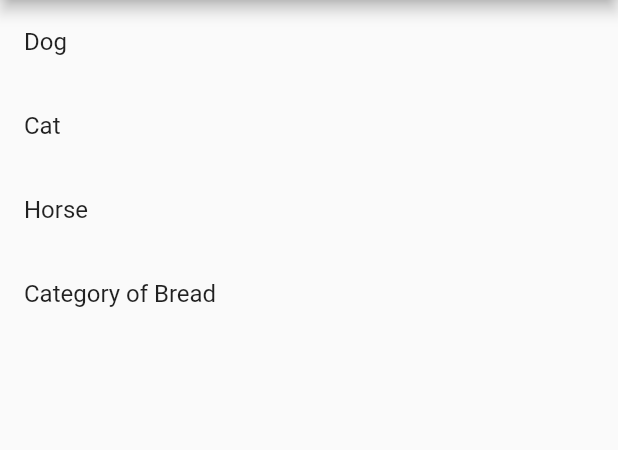
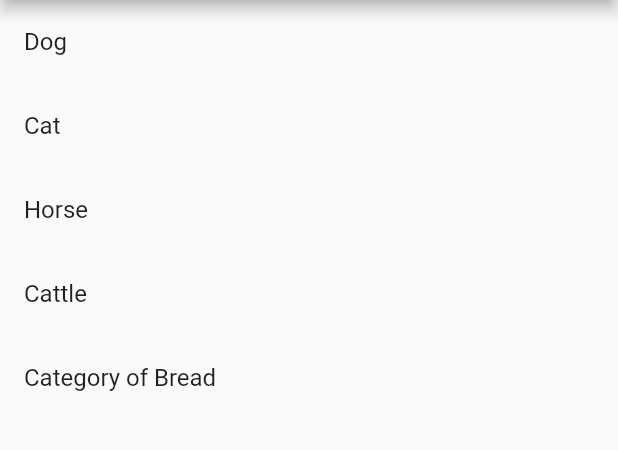
Before and after one commit to ImperialOctopus/black-book, a Flutter app: the screen it shows after launch, on a phone screen of 412 x 824 dp, the part 84-534 px from its top. Run offline on Flutter 3.47's test engine with Material 2 defaults, Android fonts, the phone set to English and light mode, and no system bars; our stand-ins replace hive, material_design_icons_flutter; accounts and stored records are empty; Roboto replaces fonts that are missing (Montserrat).

Commit message:
Add cattle data

```diff
--- a/lib/data/category_data.dart
+++ b/lib/data/category_data.dart
@@ -1,5 +1,6 @@
 import '../model/category.dart';
 import 'category_data_bread.dart';
+import 'category_data_cattle.dart';
 import 'category_data_dog.dart';
 import 'category_data_cat.dart';
 import 'category_data_horse.dart';
@@ -9,6 +10,7 @@ class CategoryData {
     CategoryDataDog.data,
     CategoryDataCat.data,
     CategoryDataHorse.data,
+    CategoryDataCattle.data,
     CategoryDataBread.data,
   ];
 }
--- a/lib/data/category_data_cat.dart
+++ b/lib/data/category_data_cat.dart
@@ -58,7 +58,7 @@ class CategoryDataCat {
         ],
       ),
       Subcategory(
-        name: 'Urogenital',
+        name: 'Urogenital System',
         icon: Icon(MdiIcons.toilet),
         items: [
           Item(
--- /dev/null
+++ b/lib/data/category_data_cattle.dart
@@ -0,0 +1,378 @@
+import 'package:flutter/material.dart';
+import 'package:material_design_icons_flutter/material_design_icons_flutter.dart';
+
+import '../model/category.dart';
+import '../model/item.dart';
+import '../model/subcategory.dart';
+
+class CategoryDataCattle {
+  static const Category data = Category(
+    name: 'Cattle',
+    subcategories: [
+      Subcategory(
+        name: 'Alimentary System',
+        icon: Icon(MdiIcons.stomach),
+        items: [
+          Item(
+            name: 'Oral examination & use of gag',
+            reference: 'cattle_alimentary_exam_oral',
+          ),
+          Item(
+            name: 'Examination of abdomen',
+            reference: 'cattle_alimentary_exam_abdomen',
+          ),
+          Item(
+            name: 'Displaced abomasum (rolling)',
+            reference: 'cattle_alimentary_abomasum_roll',
+          ),
+          Item(
+            name: 'Displaced abomasum (surgery)',
+            reference: 'cattle_alimentary_abomasum_surgery',
+          ),
+          Item(
+            name: 'Rehydration (oral)',
+            reference: 'cattle_alimentary_rehydration_oral',
+          ),
+          Item(
+            name: 'Rehydration (parenteral)',
+            reference: 'cattle_alimentary_rehydration_parenteral',
+          ),
+          Item(
+            name: 'Oral administration of medication',
+            reference: 'cattle_alimentary_medication_oral',
+          ),
+          Item(
+            name: 'Stomach intubation',
+            reference: 'cattle_alimentary_intubation_stomach',
+          ),
+          Item(
+            name: 'Traumatic reticulitis',
+            reference: 'cattle_alimentary_reticulitis',
+          ),
+          Item(
+            name: 'Bloat (trocharisation/stomach tube)',
+            reference: 'cattle_alimentary_bloat',
+          ),
+          Item(
+            name: 'Abdominal paracentesis',
+            reference: 'cattle_alimentary_centesis',
+          ),
+        ],
+      ),
+      Subcategory(
+        name: 'Urogenital System',
+        icon: Icon(MdiIcons.toilet),
+        items: [
+          Item(
+            name: 'Observe normal calving',
+            reference: 'cattle_urogenital_parturition',
+          ),
+          Item(
+            name: 'Herd infertility (record analysis)',
+            reference: 'cattle_urogenital_herd_infertility',
+          ),
+          Item(
+            name: 'Pregnancy diagnosis (manual)',
+            reference: 'cattle_urogenital_pregnancy_manual',
+          ),
+          Item(
+            name: 'Pregnancy diagnosis (ultrasound)',
+            reference: 'cattle_urogenital_pregnancy_ultra',
+          ),
+          Item(
+            name: 'Abortion procedures',
+            reference: 'cattle_urogenital_abortion',
+          ),
+          Item(
+            name: 'Retained foetal membranes',
+            reference: 'cattle_urogenital_retained_membrane',
+          ),
+          Item(
+            name: 'Dystocia',
+            reference: 'cattle_urogenital_dystocia',
+          ),
+          Item(
+            name: 'Caesarean section',
+            reference: 'cattle_urogenital_caesarean',
+          ),
+          Item(
+            name: 'Uterine catheterisation',
+            reference: 'cattle_urogenital_catherer_uterine',
+          ),
+          Item(
+            name: 'Castration (surgical)',
+            reference: 'cattle_urogenital_castration_surgical',
+          ),
+          Item(
+            name: 'Castration (Burdizzo)',
+            reference: 'cattle_urogenital_castration_burdizzo',
+          ),
+          Item(
+            name: 'Castration (rubber ring)',
+            reference: 'cattle_urogenital_castration_ring',
+          ),
+          Item(
+            name: 'Uterine irrigation',
+            reference: 'cattle_urogenital_irrigation_uterine',
+          ),
+          Item(
+            name: 'Uterine prolapse',
+            reference: 'cattle_urogenital_prolapse_uterine',
+          ),
+          Item(
+            name: 'Cervical prolapse',
+            reference: 'cattle_urogenital_prolapse_cervical',
+          ),
+          Item(
+            name: 'Artificial insemination',
+            reference: 'cattle_urogenital_ai',
+          ),
+          Item(
+            name: 'Vaginal examination using speculum',
+            reference: 'cattle_urogenital_speculum',
+          ),
+          Item(
+            name: 'Removal of supernumerary teats',
+            reference: 'cattle_urogenital_teat_removal',
+          ),
+          Item(
+            name: 'Genital examination of the bull',
+            reference: 'cattle_urogenital_exam_bull',
+          ),
+          Item(
+            name: 'Collection of preputial washing',
+            reference: 'cattle_urogenital_preputial',
+          ),
+        ],
+      ),
+      Subcategory(
+        name: 'Thorax',
+        icon: Icon(MdiIcons.lungs),
+        items: [
+          Item(
+            name: 'Examination of thorax (adult)',
+            reference: 'cattle_thorax_exam_adult',
+          ),
+          Item(
+            name: 'Examination of thorax (calf)',
+            reference: 'cattle_thorax_exam_calf',
+          ),
+          Item(
+            name: 'Use of normal & guarded swabs',
+            reference: 'cattle_thorax_swab',
+          ),
+          Item(
+            name: 'Tracheobronchial/BA lavage',
+            reference: 'cattle_thorax_lavage',
+          ),
+        ],
+      ),
+      Subcategory(
+        name: 'Locomotor System',
+        icon: Icon(MdiIcons.armFlexOutline),
+        items: [
+          Item(
+            name: 'Evaluation of lameness',
+            reference: 'cattle_locomotor_lame_eval',
+          ),
+          Item(
+            name: 'Examine lame foot',
+            reference: 'cattle_locomotor_lame_exam',
+          ),
+          Item(
+            name: 'Pare lame foot',
+            reference: 'cattle_locomotor_lame_pare',
+          ),
+          Item(
+            name: 'Foot trimming',
+            reference: 'cattle_locomotor_foot_trim',
+          ),
+          Item(
+            name: 'Apply foot block',
+            reference: 'cattle_locomotor_foot_block',
+          ),
+          Item(
+            name: 'Amputate digit',
+            reference: 'cattle_locomotor_amputate',
+          ),
+          Item(
+            name: 'Application of casts & splints',
+            reference: 'cattle_locomotor_cast',
+          ),
+        ],
+      ),
+      Subcategory(
+        name: 'Examination for Metabolic Diseases',
+        icon: Icon(MdiIcons.flash),
+        items: [
+          Item(
+            name: 'Hypocalcaemia / Mg / P',
+            reference: 'cattle_metabolic_ions',
+          ),
+          Item(
+            name: 'Downer cow examination',
+            reference: 'cattle_metabolic_downer',
+          ),
+        ],
+      ),
+      Subcategory(
+        name: 'Dermatology',
+        icon: Icon(MdiIcons.paperRoll),
+        items: [
+          Item(
+            name: 'Collection of hair pluck',
+            reference: 'cattle_skin_pluck',
+          ),
+          Item(
+            name: 'Collection of skin scraping',
+            reference: 'cattle_skin_scrape',
+          ),
+        ],
+      ),
+      Subcategory(
+        name: 'Anaesthesia',
+        icon: Icon(MdiIcons.sleep),
+        items: [
+          Item(
+            name: 'Sedation & tranquillisation',
+            reference: 'cattle_anaesthesia_sedation',
+          ),
+          Item(
+            name: 'Local anaesthesia (infiltration)',
+            reference: 'cattle_anaesthesia_local',
+          ),
+          Item(
+            name: 'Epidural anaesthesia',
+            reference: 'cattle_anaesthesia_epidural',
+          ),
+          Item(
+            name: 'Paravertebral anaesthesia',
+            reference: 'cattle_anaesthesia_paravertebral',
+          ),
+          Item(
+            name: 'IV regional anaesthesia',
+            reference: 'cattle_anaesthesia_regional',
+          ),
+        ],
+      ),
+      Subcategory(
+        name: 'Eyes and Adnexa',
+        icon: Icon(MdiIcons.eyeCheck),
+        items: [
+          Item(
+            name: 'Use of pen torch',
+            reference: 'cattle_eyes_torch',
+          ),
+          Item(
+            name: 'Use of ophthalmoscope',
+            reference: 'cattle_eyes_scope',
+          ),
+          Item(
+            name: 'Subconjuctival injection',
+            reference: 'cattle_eyes_inject',
+          ),
+        ],
+      ),
+      Subcategory(
+        name: 'General',
+        icon: Icon(MdiIcons.apps),
+        items: [
+          Item(
+            name: 'Condition scoring',
+            reference: 'cattle_general_condition',
+          ),
+          Item(
+            name: 'Disbudding',
+            reference: 'cattle_general_disbud',
+          ),
+          Item(
+            name: 'Dehorning',
+            reference: 'cattle_general_dehorn',
+          ),
+          Item(
+            name: 'Physical restraint',
+            reference: 'cattle_general_restraint',
+          ),
+          Item(
+            name: 'Parenteral administration of drugs',
+            reference: 'cattle_general_drugs_parenteral',
+          ),
+          Item(
+            name: 'Casualty slaughter certification',
+            reference: 'cattle_general_cert_casualty',
+          ),
+          Item(
+            name: 'Storage, use, recording, disposal of medicines on farm',
+            reference: 'cattle_general_farm_medicines',
+          ),
+          Item(
+            name: 'Mastitis investigation (individual)',
+            reference: 'cattle_general_mastitis_single',
+          ),
+          Item(
+            name: 'Mastitis investigation (herd)',
+            reference: 'cattle_general_mastitis_herd',
+          ),
+          Item(
+            name: 'TB testing',
+            reference: 'cattle_general_tb',
+          ),
+          Item(
+            name: 'Wound management',
+            reference: 'cattle_general_wound_manage',
+          ),
+          Item(
+            name: 'Skin suturing',
+            reference: 'cattle_general_wound_suture',
+          ),
+          Item(
+            name: 'Bull ringing',
+            reference: 'cattle_general_bull_ring',
+          ),
+          Item(
+            name: 'Teat lesions & surgery',
+            reference: 'cattle_general_teat_lesion',
+          ),
+          Item(
+            name: 'Vaccination',
+            reference: 'cattle_general_vaccination',
+          ),
+          Item(
+            name: 'Euthanasia',
+            reference: 'cattle_general_euthanasia',
+          ),
+          Item(
+            name: 'Herd Health Plan preparation for Farm Assurance',
+            reference: 'cattle_general_farm_assurance',
+          ),
+        ],
+      ),
+      Subcategory(
+        name: 'Obtaining Samples for Laboratory Testing',
+        icon: Icon(MdiIcons.microscope),
+        items: [
+          Item(
+            name: 'Urine',
+            reference: 'cattle_lab_urine',
+          ),
+          Item(
+            name: 'Milk',
+            reference: 'cattle_lab_milk',
+          ),
+          Item(
+            name: 'Blood (inc. Brucellosis testing)',
+            reference: 'cattle_lab_blood',
+          ),
+          Item(
+            name: 'Faeces',
+            reference: 'cattle_lab_faeces',
+          ),
+          Item(
+            name: 'Culture swabs',
+            reference: 'cattle_lab_culture',
+          ),
+        ],
+      ),
+    ],
+  );
+}
--- a/lib/data/category_data_dog.dart
+++ b/lib/data/category_data_dog.dart
@@ -58,7 +58,7 @@ class CategoryDataDog {
         ],
       ),
       Subcategory(
-        name: 'Urogenital',
+        name: 'Urogenital System',
         icon: Icon(MdiIcons.toilet),
         items: [
           Item(
--- a/lib/data/category_data_horse.dart
+++ b/lib/data/category_data_horse.dart
@@ -70,7 +70,7 @@ class CategoryDataHorse {
         ],
       ),
       Subcategory(
-        name: 'Urogenital',
+        name: 'Urogenital System',
         icon: Icon(MdiIcons.toilet),
         items: [
           Item(
```
